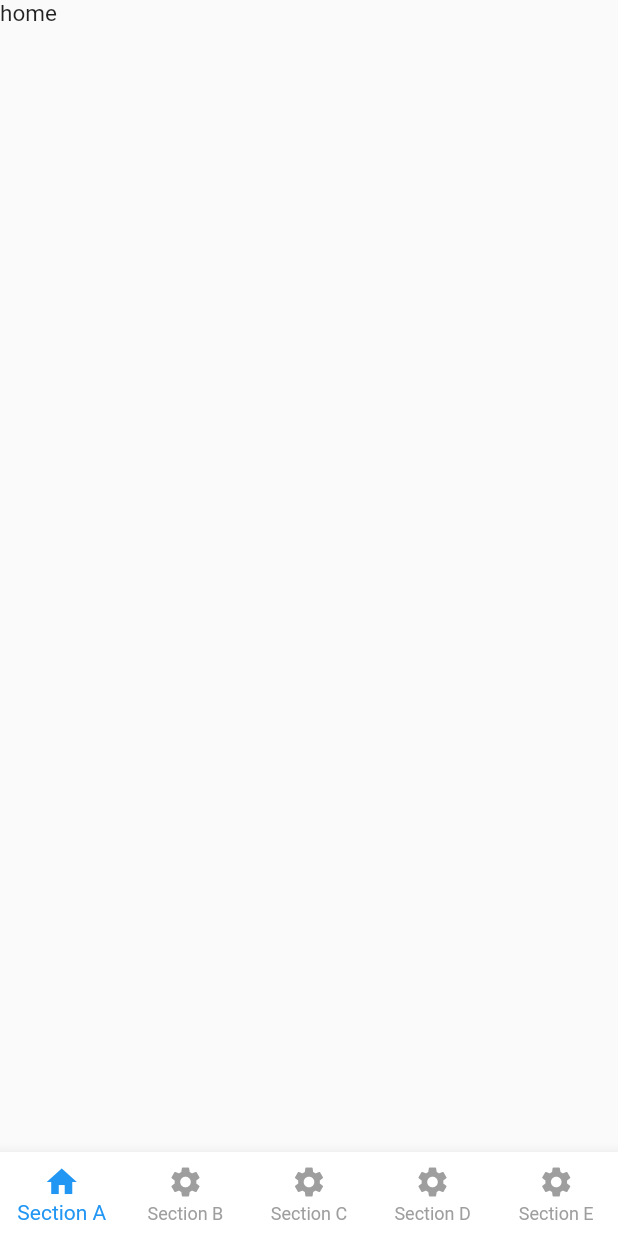
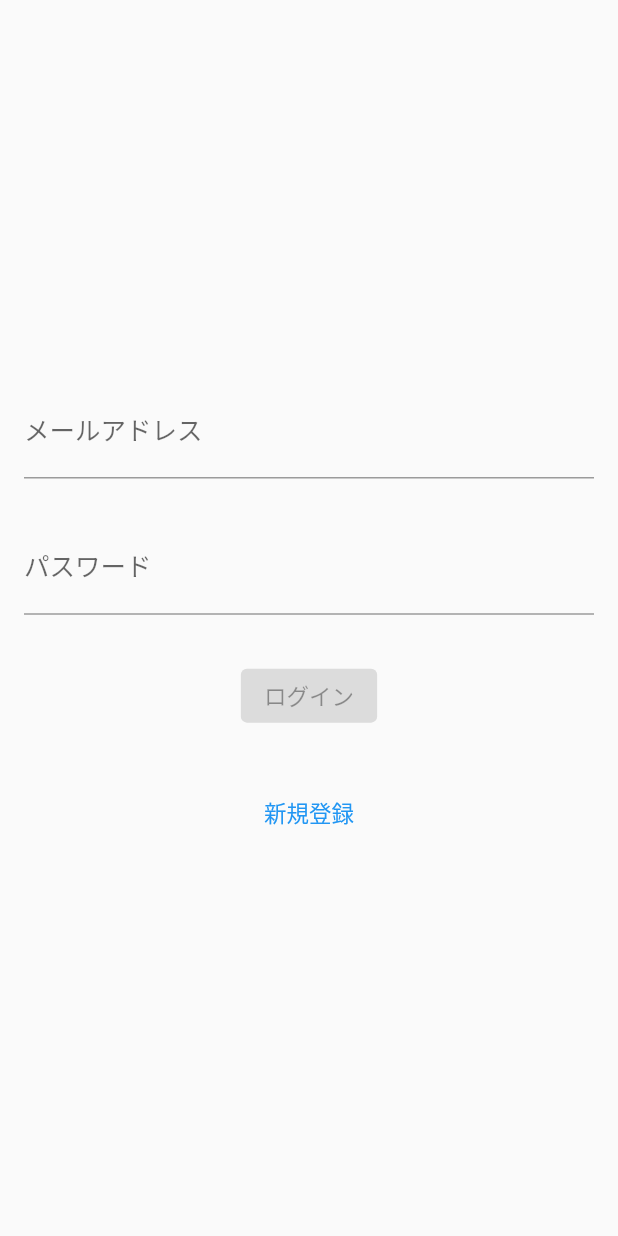
Before and after one commit to hiroyuki29/spimo, a Flutter app: the screen it shows after launch, on a phone screen of 412 x 824 dp. Run offline on Flutter 3.47's test engine with Material 2 defaults, Android fonts, the phone set to English and light mode, and no system bars; drawn by our look-alikes of loading_overlay; our stand-ins replace email_validator, firebase_auth, firebase_core, flutter_hooks, freezed_annotation, go_router and 2 more; accounts and stored records are empty.

Commit message:
[update] [staff-app] GoRouterの追加

```diff
--- /dev/null
+++ b/lib/features/account/presentation/screens/start_screen.dart
@@ -0,0 +1,95 @@
+import 'package:flutter/material.dart';
+import 'package:flutter_hooks/flutter_hooks.dart';
+import 'package:go_router/go_router.dart';
+import 'package:hooks_riverpod/hooks_riverpod.dart';
+import 'package:loading_overlay/loading_overlay.dart';
+import 'package:spimo/features/account/data/firebase_auth/firebase_auth_repository.dart';
+import 'package:spimo/routing/app_router.dart';
+import 'package:spimo/util/validator.dart';
+
+class StartScreen extends HookConsumerWidget {
+  const StartScreen({super.key});
+
+  @override
+  Widget build(BuildContext context, WidgetRef ref) {
+    final formKey = useMemoized(() => GlobalKey<FormState>());
+    final email = useState<String>('');
+    final password = useState<String>('');
+    final isMounted = useIsMounted();
+    final isLoading = useState<bool>(false);
+    final authRepository = ref.watch(firebaseAuthRepositoryProvider);
+
+    Future<void> submit() async {
+      isLoading.value = true;
+      if (formKey.currentState!.validate()) {
+        final credential = await ref
+            .read(firebaseAuthRepositoryProvider)
+            .signInWithEmailAndPassword(
+              emailAddress: email.value,
+              password: password.value,
+            );
+        print(credential.toString());
+        if (credential != null && isMounted()) {
+          context.goNamed(AppRoute.home.name);
+        }
+      }
+      isLoading.value = false;
+    }
+
+    return LoadingOverlay(
+      isLoading: isLoading.value,
+      child: Scaffold(
+        body: SafeArea(
+            child: Form(
+          key: formKey,
+          child: Padding(
+            padding: const EdgeInsets.all(16.0),
+            child: Column(
+              mainAxisAlignment: MainAxisAlignment.center,
+              children: [
+                TextFormField(
+                  decoration: const InputDecoration(
+                    labelText: 'メールアドレス',
+                  ),
+                  validator: (value) {
+                    String? checkedValue = Validator.email(value?.trim() ?? '');
+                    return checkedValue;
+                  },
+                  onChanged: (value) {
+                    email.value = value;
+                  },
+                ),
+                const SizedBox(height: 30),
+                TextFormField(
+                  decoration: const InputDecoration(
+                    labelText: 'パスワード',
+                  ),
+                  validator: (value) {
+                    String? checkedValue =
+                        Validator.password(value?.trim() ?? '');
+                    return checkedValue;
+                  },
+                  onChanged: (value) {
+                    password.value = value;
+                  },
+                ),
+                const SizedBox(height: 30),
+                ElevatedButton(
+                  onPressed: email.value.isNotEmpty && password.value.isNotEmpty
+                      ? submit
+                      : null,
+                  child: const Text('ログイン'),
+                ),
+                const SizedBox(height: 30),
+                TextButton(
+                  onPressed: () => context.goNamed(AppRoute.signUp.name),
+                  child: const Text('新規登録'),
+                ),
+              ],
+            ),
+          ),
+        )),
+      ),
+    );
+  }
+}
--- a/lib/features/books/data/google_books_apis/model/google_books_api_response.dart
+++ b/lib/features/books/data/google_books_apis/model/google_books_api_response.dart
@@ -1,5 +1,5 @@
 import 'package:freezed_annotation/freezed_annotation.dart';
-import 'package:spimo/features/data/google_books_apis/model/google_book.dart';
+import 'package:spimo/features/books/data/google_books_apis/model/google_book.dart';
 
 part 'google_books_api_response.freezed.dart';
 part 'google_books_api_response.g.dart';
--- a/lib/main.dart
+++ b/lib/main.dart
@@ -23,7 +23,7 @@ class MyApp extends ConsumerWidget {
     const jaLocale = Locale("ja", "JA");
 
     return MaterialApp.router(
-      routerConfig: router,
+      routerConfig: ref.watch(goRouterProvider),
       title: 'Flutter Demo',
       locale: jaLocale,
       localizationsDelegates: const [
--- a/lib/routing/app_router.dart
+++ b/lib/routing/app_router.dart
@@ -1,12 +1,18 @@
 import 'package:flutter/material.dart';
 import 'package:go_router/go_router.dart';
-import 'package:spimo/features/account/presentation/account_home_screen.dart';
+import 'package:hooks_riverpod/hooks_riverpod.dart';
+import 'package:spimo/features/account/data/firebase_auth/firebase_auth_repository.dart';
+import 'package:spimo/features/account/presentation/screens/account_home_screen.dart';
+import 'package:spimo/features/account/presentation/screens/start_screen.dart';
+import 'package:spimo/features/account/presentation/screens/sign_up_screen.dart';
 import 'package:spimo/features/books/presentation/books_home_screen.dart';
 import 'package:spimo/features/home/presentation/home_screen.dart';
 import 'package:spimo/features/memos/presentation/memos_home_screen.dart';
 import 'package:spimo/features/record/presentation/record_home_screen.dart';
 
 enum AppRoute {
+  start,
+  signUp,
   home,
   memos,
   record,
@@ -17,13 +23,36 @@ enum AppRoute {
 final _rootNavigatorKey = GlobalKey<NavigatorState>();
 final _shellNavigatorKey = GlobalKey<NavigatorState>();
 
-// final goRouterProvider = Provider.autoDispose<GoRouter>((ref) {
-// return
-final router = GoRouter(
-  initialLocation: '/home',
+final goRouterProvider = Provider.autoDispose<GoRouter>((ref) {
+  final authRepository = ref.watch(firebaseAuthRepositoryProvider);
+
+  return GoRouter(
+    initialLocation: '/',
     navigatorKey: _rootNavigatorKey,
     debugLogDiagnostics: false,
+    redirect: (context, state) {
+      final currentUser = authRepository.auth.currentUser;
+      if (currentUser != null && state.subloc == '/') {
+        return '/home';
+      }
+      if (currentUser == null && state.subloc != '/') {
+        return '/';
+      }
+      return null;
+    },
     routes: [
+      GoRoute(
+        path: '/',
+        name: AppRoute.start.name,
+        builder: (context, state) => const StartScreen(),
+        routes: [
+          GoRoute(
+            path: 'singUp',
+            name: AppRoute.signUp.name,
+            builder: (context, state) => const SignUpScreen(),
+          ),
+        ],
+      ),
       ShellRoute(
         navigatorKey: _shellNavigatorKey,
         builder: (context, state, child) {
@@ -59,7 +88,7 @@ final router = GoRouter(
       )
     ],
   );
-// });
+});
 
 class ScaffoldWithBottomNavBar extends StatefulWidget {
   const ScaffoldWithBottomNavBar({Key? key, required this.child})
--- a/pubspec.yaml
+++ b/pubspec.yaml
@@ -65,6 +65,10 @@ dependencies:
   speech_to_text: ^6.1.1
   intl: ^0.17.0
 
+  #UI/UX関連
+  email_validator: ^2.1.17
+  loading_overlay: ^0.3.0
+
 
 
 
```
Also changed, not shown: lib/common_widget/indicator/loading_circle_indicator.dart (added, +14 -0 lines), lib/features/account/presentation/account_home_screen.dart (deleted, +0 -12 lines), lib/features/account/presentation/screens/account_home_screen.dart (added, +44 -0 lines), lib/features/account/presentation/screens/sign_up_screen.dart (added, +93 -0 lines), lib/util/validator.dart (added, +24 -0 lines), pubspec.lock, 1 other file. Lines whose indentation alone changed are shown as unchanged.
